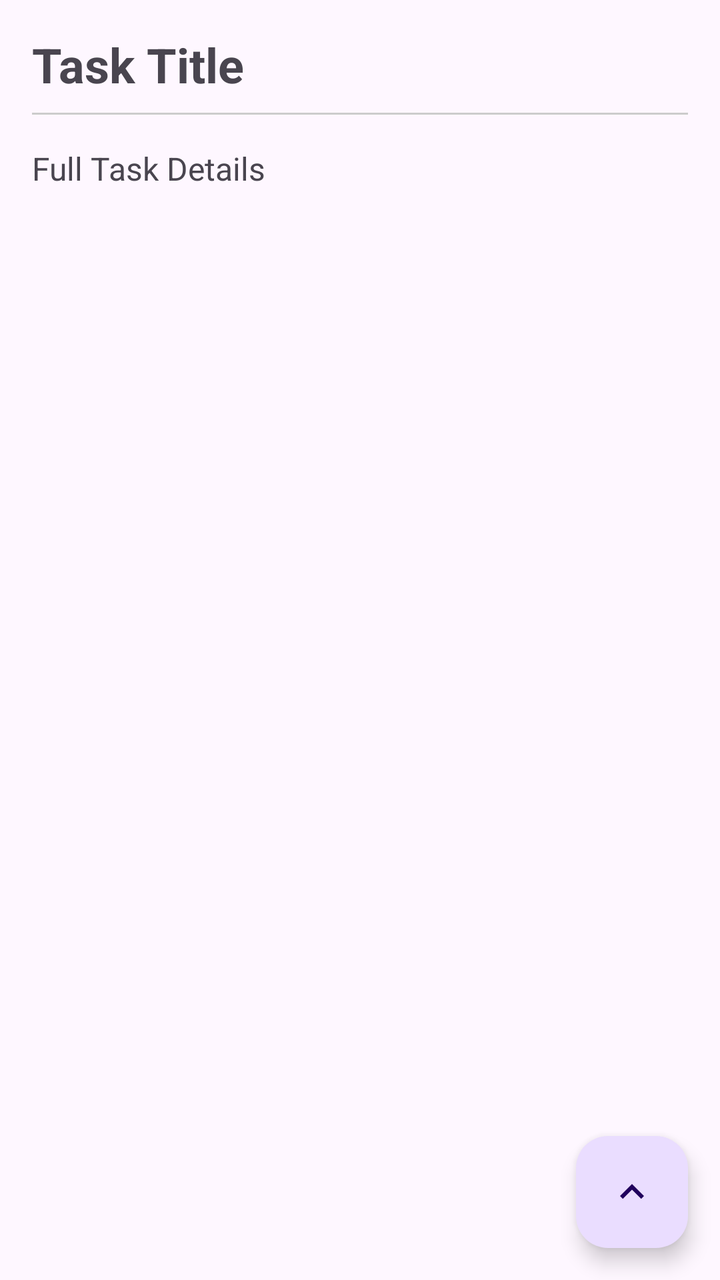
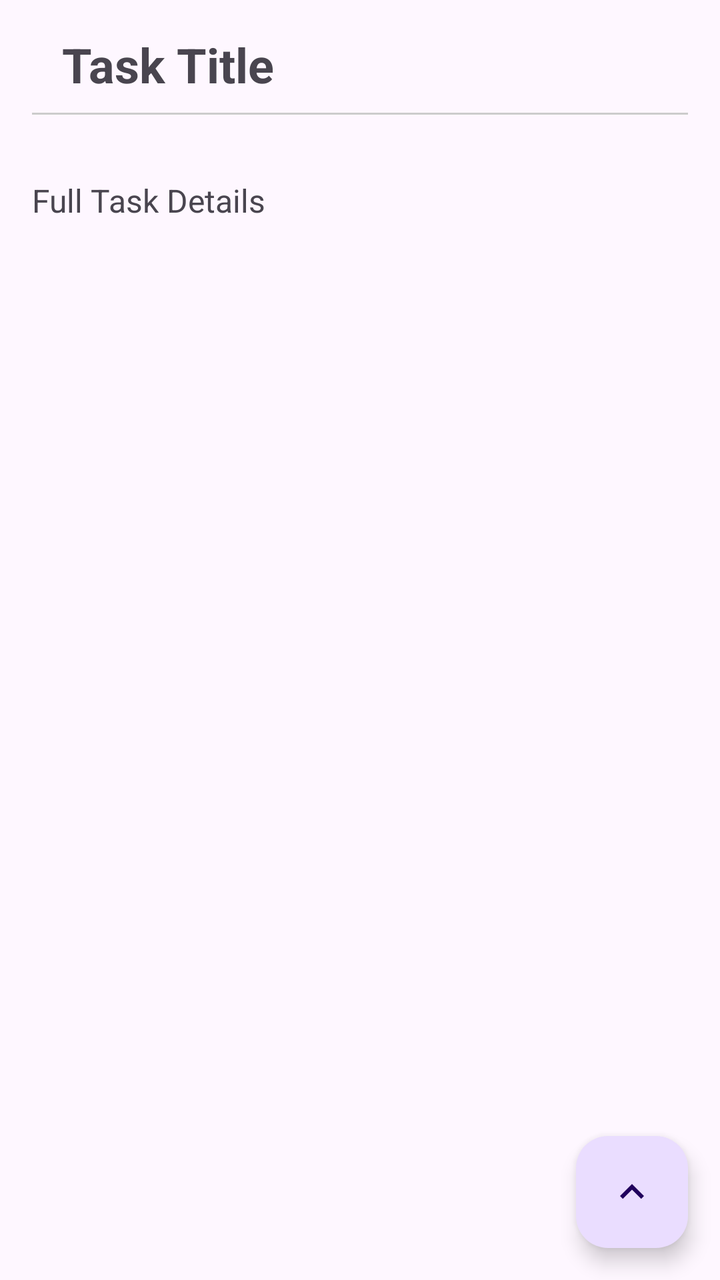

An Android layout rendered at two revisions. The XML below is the earlier revision; the diff shows what the commit changed to produce the second picture.
<!-- AndroidManifest.xml: application theme Theme.SpringToDo -->
<!-- res/layout/activity_read_to_do.xml -->
<RelativeLayout xmlns:android="http://schemas.android.com/apk/res/android"
    xmlns:app="http://schemas.android.com/apk/res-auto"
    xmlns:tools="http://schemas.android.com/tools"
    android:id="@+id/rootLayout"
    android:layout_width="match_parent"
    android:layout_height="match_parent"
    tools:context=".ReadToDoActivity">

    
    <LinearLayout
        android:id="@+id/main"
        android:layout_width="match_parent"
        android:layout_height="match_parent"
        android:orientation="vertical"
        android:padding="16dp">

        <TextView
            android:id="@+id/taskTitle"
            android:layout_width="match_parent"
            android:layout_height="wrap_content"
            android:text="Task Title"
            android:textSize="24sp"
            android:textStyle="bold" />

        <View
            android:layout_width="match_parent"
            android:layout_height="1dp"
            android:layout_marginTop="8dp"
            android:layout_marginBottom="16dp"
            android:background="#CCCCCC" />

        <TextView
            android:id="@+id/fullTaskText"
            android:layout_width="match_parent"
            android:layout_height="0dp"
            android:layout_weight="1"
            android:text="Full Task Details"
            android:textSize="16sp" />
    </LinearLayout>
    <View
        android:id="@+id/dimOverlay"
        android:layout_width="match_parent"
        android:layout_height="match_parent"
        android:background="#88000000"
        android:visibility="gone"/>

    
    <LinearLayout
        android:id="@+id/fabAboutLayout"
        android:layout_width="wrap_content"
        android:layout_height="wrap_content"
        android:layout_alignEnd="@id/fabMain"
        android:layout_above="@id/fabEditLayout"
        android:orientation="horizontal"
        android:visibility="gone">

        <TextView
            android:layout_width="wrap_content"
            android:layout_height="wrap_content"
            android:text="About"
            android:textSize="16sp"
            android:paddingEnd="8dp" />

        <com.google.android.material.floatingactionbutton.FloatingActionButton
            android:id="@+id/fabAbout"
            android:layout_width="wrap_content"
            android:layout_height="wrap_content"
            android:src="@drawable/ic_info"
            android:contentDescription="About" />
    </LinearLayout>

    
    <LinearLayout
        android:id="@+id/fabEditLayout"
        android:layout_width="wrap_content"
        android:layout_height="wrap_content"
        android:layout_alignEnd="@id/fabMain"
        android:layout_above="@id/fabCloseLayout"
        android:orientation="horizontal"
        android:visibility="gone">

        <TextView
            android:layout_width="wrap_content"
            android:layout_height="wrap_content"
            android:text="Edit"
            android:textSize="16sp"
            android:paddingEnd="8dp" />

        
        <com.google.android.material.floatingactionbutton.FloatingActionButton
            android:id="@+id/fabEdit"
            android:layout_width="wrap_content"
            android:layout_height="wrap_content"
            android:src="@drawable/edit"
            android:contentDescription="Edit Task"
            app:backgroundTint="#009688" />
    </LinearLayout>

    
    <LinearLayout
        android:id="@+id/fabCloseLayout"
        android:layout_width="wrap_content"
        android:layout_height="wrap_content"
        android:layout_alignEnd="@id/fabMain"
        android:layout_above="@id/fabMain"
        android:orientation="horizontal"
        android:visibility="gone">

        <com.google.android.material.floatingactionbutton.FloatingActionButton
            android:id="@+id/fabClose"
            android:layout_width="wrap_content"
            android:layout_height="wrap_content"
            android:src="@drawable/ic_close"
            android:contentDescription="Close Menu" />
    </LinearLayout>

    
    <com.google.android.material.floatingactionbutton.FloatingActionButton
        android:id="@+id/fabMain"
        android:layout_width="wrap_content"
        android:layout_height="wrap_content"
        android:layout_alignParentBottom="true"
        android:layout_alignParentEnd="true"
        android:layout_margin="16dp"
        android:src="@drawable/ic_arrow_up"
        android:contentDescription="Main Menu" />
</RelativeLayout>
<!-- resources referenced by this layout -->
<resources>
  <!-- drawable edit: png bitmap (drawable, 8017 bytes) -->
  <!-- drawable ic_arrow_up (drawable) -->
  <vector xmlns:android="http://schemas.android.com/apk/res/android" android:height="24dp" android:tint="#000000" android:viewportHeight="24" android:viewportWidth="24" android:width="24dp">
        
      <path android:fillColor="@android:color/white" android:pathData="M7.41,15.41L12,10.83l4.59,4.58L18,14l-6,-6 -6,6z"/>
      
  </vector>
  <!-- drawable ic_close (drawable) -->
  <vector xmlns:android="http://schemas.android.com/apk/res/android"
      android:width="24dp"
      android:height="24dp"
      android:tint="#000000"
      android:viewportWidth="24"
      android:viewportHeight="24">
  
      <path
          android:fillColor="@android:color/white"
          android:pathData="M19,6.41L17.59,5 12,10.59 6.41,5 5,6.41 10.59,12 5,17.59 6.41,19 12,13.41 17.59,19 19,17.59 13.41,12z" />
  
  </vector>
  <!-- drawable ic_info (drawable) -->
  <vector xmlns:android="http://schemas.android.com/apk/res/android" android:height="24dp" android:tint="#000000" android:viewportHeight="24" android:viewportWidth="24" android:width="24dp">
        
      <path android:fillColor="@android:color/white" android:pathData="M12,2C6.48,2 2,6.48 2,12s4.48,10 10,10 10,-4.48 10,-10S17.52,2 12,2zM13,17h-2v-6h2v6zM13,9h-2L11,7h2v2z"/>
      
  </vector>
  <style name="Theme.SpringToDo" parent="Base.Theme.SpringToDo" />
  <style name="Base.Theme.SpringToDo" parent="Theme.Material3.DayNight.NoActionBar">
          
          
      </style>
</resources>

<!-- the commit's change to res/layout/activity_read_to_do.xml (unified diff, before → after) -->
@@ -10,9 +10,10 @@
     <LinearLayout
         android:id="@+id/main"
         android:layout_width="match_parent"
-        android:layout_height="match_parent"
+        android:layout_height="wrap_content"
         android:orientation="vertical"
-        android:padding="16dp">
+        android:padding="16dp"
+        android:layout_alignParentTop="true">
 
         <TextView
             android:id="@+id/taskTitle"
@@ -20,6 +21,7 @@
             android:layout_height="wrap_content"
             android:text="Task Title"
             android:textSize="24sp"
+            android:paddingLeft="15dp"
             android:textStyle="bold" />
 
         <View
@@ -28,15 +30,27 @@
             android:layout_marginTop="8dp"
             android:layout_marginBottom="16dp"
             android:background="#CCCCCC" />
+    </LinearLayout>
+
+    
+    <ScrollView
+        android:layout_width="match_parent"
+        android:layout_height="match_parent"
+        android:layout_below="@id/main"
+        android:layout_above="@id/fabMain"
+        android:fillViewport="true"
+        android:paddingStart="16dp"
+        android:paddingEnd="16dp">
 
         <TextView
             android:id="@+id/fullTaskText"
             android:layout_width="match_parent"
-            android:layout_height="0dp"
-            android:layout_weight="1"
+            android:layout_height="wrap_content"
             android:text="Full Task Details"
             android:textSize="16sp" />
-    </LinearLayout>
+    </ScrollView>
+
+    
     <View
         android:id="@+id/dimOverlay"
         android:layout_width="match_parent"
@@ -86,7 +100,6 @@
             android:textSize="16sp"
             android:paddingEnd="8dp" />
 
-        
         <com.google.android.material.floatingactionbutton.FloatingActionButton
             android:id="@+id/fabEdit"
             android:layout_width="wrap_content"
@@ -124,4 +137,5 @@
         android:layout_margin="16dp"
         android:src="@drawable/ic_arrow_up"
         android:contentDescription="Main Menu" />
+
 </RelativeLayout>
